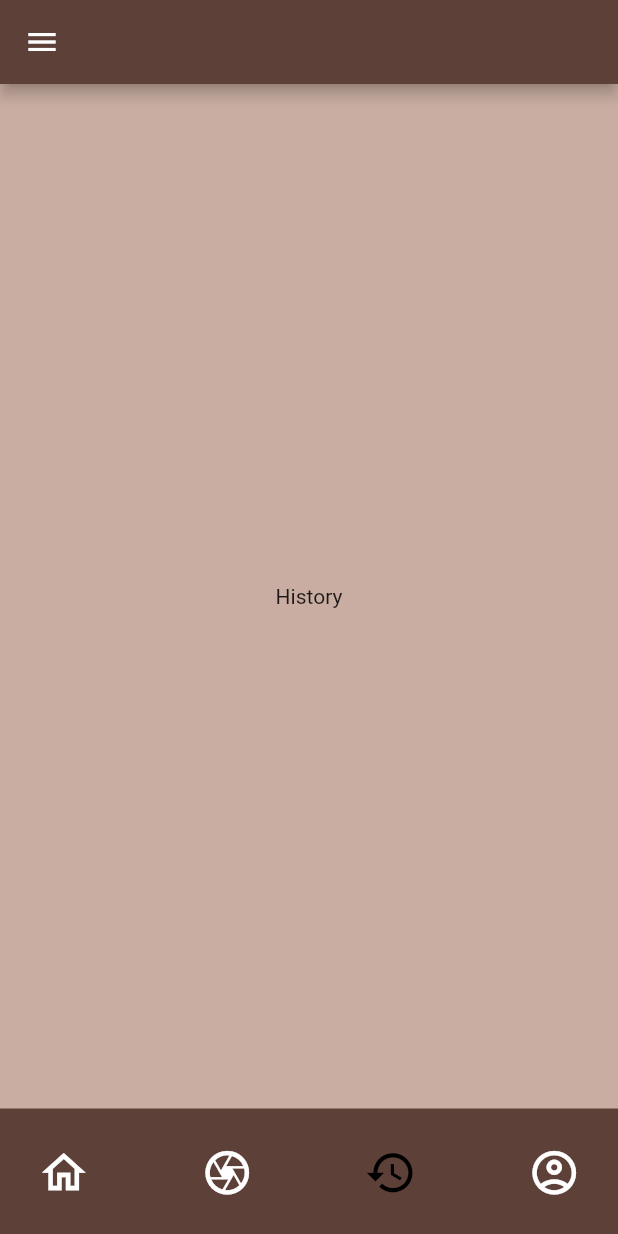
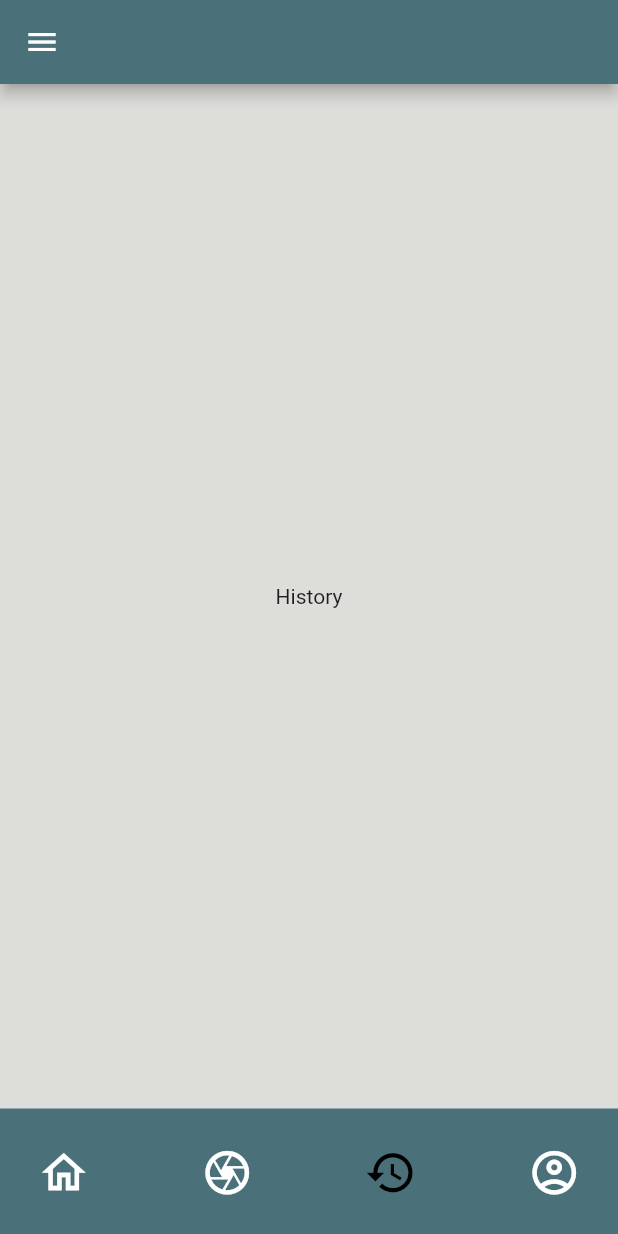
Before and after one commit to vikash18o19/soil-app-frontend, a Flutter app: the HomePage screen opened directly, item 3 of the bottom bar chosen, on a phone screen of 412 x 824 dp. Run offline on Flutter 3.47's test engine with Material 2 defaults, Android fonts, the phone set to English and light mode, and no system bars; drawn by our look-alikes of google_nav_bar; our stand-ins replace geolocator, google_maps_flutter, image_picker.

Commit message:
changed colours by adding color class

```diff
--- a/lib/pages/home_page.dart
+++ b/lib/pages/home_page.dart
@@ -1,16 +1,15 @@
+import 'package:flutter/foundation.dart';
 import 'package:flutter/material.dart';
 import 'package:google_nav_bar/google_nav_bar.dart';
+import 'package:soil_app/components/map.dart';
 import 'package:soil_app/pages/image_pick.dart';
 import 'package:soil_app/pages/login_page.dart';
+import 'package:soil_app/utils/Colors.dart';
 
 class HomePage extends StatefulWidget {
   HomePage({super.key});
   static List<Widget> _widgetOptions = <Widget>[
-    Image.asset(
-      'lib/images/loginscreen/TextLogo.png',
-      height: 250,
-      width: 250,
-    ),
+    Container(),
     ImgPicker(),
     Text(
       'History',
@@ -26,17 +25,34 @@ class HomePage extends StatefulWidget {
 
 class _HomePageState extends State<HomePage> {
   int _selectedIndex = 0;
+  DateTime? _lastPressedAt;
 
   @override
   Widget build(BuildContext context) {
-    return Scaffold(
-      backgroundColor: Color.fromARGB(255, 201, 173, 162),
+    return WillPopScope(
+      onWillPop: () async {
+        // Ask user if they want to close the app
+        final now = DateTime.now();
+        if (_lastPressedAt == null ||
+            now.difference(_lastPressedAt!) > const Duration(seconds: 1)) {
+          _lastPressedAt = now;
+          final snackBar =
+              SnackBar(content: const Text('Press back again to exit'));
+          ScaffoldMessenger.of(context).showSnackBar(snackBar);
+          return false;
+        } else {
+          // User has pressed back button twice within 1 second, exit app
+          return true;
+        }
+      },
+      child: Scaffold(
+        backgroundColor: AppColors.c1,
         appBar: AppBar(
-        backgroundColor: Colors.brown[700],
+          backgroundColor: AppColors.c5,
         ),
         drawer: Drawer(
           child: Container(
-          color: Colors.brown[800],
+            color: AppColors.c4,
             child: ListView(
               children: [
                 DrawerHeader(
@@ -46,7 +62,7 @@ class _HomePageState extends State<HomePage> {
                       style: TextStyle(
                           fontSize: 35,
                           fontWeight: FontWeight.bold,
-                        color: Colors.white),
+                          color: AppColors.c0),
                     ),
                   ),
                 ),
@@ -54,11 +70,11 @@ class _HomePageState extends State<HomePage> {
                   leading: Icon(
                     Icons.account_circle,
                     size: 35,
-                  color: Colors.white,
+                    color: AppColors.c0,
                   ),
                   title: Text(
                     'My Account',
-                  style: TextStyle(fontSize: 30, color: Colors.white),
+                    style: TextStyle(fontSize: 30, color: AppColors.c0),
                   ),
                   onTap: () => {},
                 ),
@@ -66,11 +82,11 @@ class _HomePageState extends State<HomePage> {
                   leading: Icon(
                     Icons.history_outlined,
                     size: 35,
-                  color: Colors.white,
+                    color: AppColors.c0,
                   ),
                   title: Text(
                     'My History',
-                  style: TextStyle(fontSize: 30, color: Colors.white),
+                    style: TextStyle(fontSize: 30, color: AppColors.c0),
                   ),
                   onTap: () => {},
                 ),
@@ -78,11 +94,11 @@ class _HomePageState extends State<HomePage> {
                   leading: Icon(
                     Icons.settings_applications_outlined,
                     size: 35,
-                  color: Colors.white,
+                    color: AppColors.c0,
                   ),
                   title: Text(
                     'Settings',
-                  style: TextStyle(fontSize: 30, color: Colors.white),
+                    style: TextStyle(fontSize: 30, color: AppColors.c0),
                   ),
                   onTap: () => {},
                 ),
@@ -90,11 +106,11 @@ class _HomePageState extends State<HomePage> {
                   leading: Icon(
                     Icons.logout_rounded,
                     size: 35,
-                  color: Colors.white,
+                    color: AppColors.c0,
                   ),
                   title: Text(
                     'Logout',
-                  style: TextStyle(fontSize: 30, color: Colors.white),
+                    style: TextStyle(fontSize: 30, color: AppColors.c0),
                   ),
                   onTap: () => {
                     Navigator.pushReplacement(
@@ -109,11 +125,11 @@ class _HomePageState extends State<HomePage> {
                   leading: Icon(
                     Icons.phone_outlined,
                     size: 35,
-                  color: Colors.white,
+                    color: AppColors.c0,
                   ),
                   title: Text(
                     'Contact Us',
-                  style: TextStyle(fontSize: 30, color: Colors.white),
+                    style: TextStyle(fontSize: 30, color: AppColors.c0),
                   ),
                   onTap: () => {},
                 ),
@@ -121,11 +137,11 @@ class _HomePageState extends State<HomePage> {
                   leading: Icon(
                     Icons.info_outline,
                     size: 35,
-                  color: Colors.white,
+                    color: AppColors.c0,
                   ),
                   title: Text(
                     'About Us',
-                  style: TextStyle(fontSize: 30, color: Colors.white),
+                    style: TextStyle(fontSize: 30, color: AppColors.c0),
                   ),
                   onTap: () => {},
                 ),
@@ -134,29 +150,29 @@ class _HomePageState extends State<HomePage> {
           ),
         ),
         bottomNavigationBar: GNav(
-        backgroundColor: (Colors.brown[700])!,
-        rippleColor: (Colors.brown[400])!,
-        hoverColor: (Colors.white70),
+          backgroundColor: (AppColors.c5)!,
+          rippleColor: (AppColors.c2)!,
+          hoverColor: (AppColors.c1),
           tabs: [
             GButton(
               icon: Icons.home_outlined,
               iconSize: 35,
-            iconColor: Colors.white,
+              iconColor: AppColors.c0,
             ),
             GButton(
               icon: Icons.camera_outlined,
               iconSize: 35,
-            iconColor: Colors.white,
+              iconColor: AppColors.c0,
             ),
             GButton(
               icon: Icons.history_outlined,
               iconSize: 35,
-            iconColor: Colors.white,
+              iconColor: AppColors.c0,
             ),
             GButton(
               icon: Icons.account_circle_outlined,
               iconSize: 35,
-            iconColor: Colors.white,
+              iconColor: AppColors.c0,
             ),
           ],
           selectedIndex: _selectedIndex,
@@ -169,6 +185,7 @@ class _HomePageState extends State<HomePage> {
         body: Center(
           child: HomePage._widgetOptions.elementAt(_selectedIndex),
         ),
+      ),
     );
   }
 }
--- a/lib/pages/image_pick.dart
+++ b/lib/pages/image_pick.dart
@@ -6,7 +6,7 @@ import 'dart:convert';
 import 'package:http/http.dart' as http;
 
 String url =
-    'https://24a5-2401-4900-1ca9-3807-91e2-2935-7fb0-e890.in.ngrok.io/predict';
+    'https://5665-2401-4900-3cb1-9261-418c-a5b3-3b0d-40aa.in.ngrok.io/predict';
 
 class ImgPicker extends StatefulWidget {
   const ImgPicker({Key? key}) : super(key: key);
--- a/lib/pages/splash_screen.dart
+++ b/lib/pages/splash_screen.dart
@@ -1,5 +1,6 @@
 import 'package:flutter/material.dart';
 import 'package:soil_app/pages/login_page.dart';
+import 'package:soil_app/utils/Colors.dart';
 
 class SplashScreen extends StatefulWidget {
   const SplashScreen({super.key});
@@ -20,7 +21,7 @@ class _SplashScreenState extends State<SplashScreen> {
 
   Widget build(BuildContext context) {
     return Scaffold(
-      backgroundColor: Color.fromARGB(255, 201, 173, 162),
+      backgroundColor: AppColors.c0,
       body: Center(
         child: Column(
           mainAxisAlignment: MainAxisAlignment.center,
--- /dev/null
+++ b/lib/utils/Colors.dart
@@ -0,0 +1,10 @@
+import 'package:flutter/material.dart';
+
+class AppColors {
+  static Color c0 = Color.fromRGBO(255, 255, 255, 1);
+  static Color c1 = Color.fromRGBO(221, 221, 218, 1);
+  static Color c2 = Color.fromRGBO(194, 200, 197, 1);
+  static Color c3 = Color.fromRGBO(148, 176, 183, 1);
+  static Color c4 = Color.fromRGBO(118, 151, 160, 1);
+  static Color c5 = Color.fromRGBO(74, 112, 122, 1);
+}
--- a/pubspec.yaml
+++ b/pubspec.yaml
@@ -40,6 +40,8 @@ dependencies:
   path_provider: ^2.0.12
   image_picker: ^0.8.6+1
   dio: ^5.0.1
+  google_maps_flutter: ^2.2.5
+  geolocator: ^9.0.2
 
 dev_dependencies:
   flutter_launcher_icons: "^0.9.2"
```
Also changed, not shown: lib/components/button.dart (+4 -3 lines), lib/components/map.dart (added, +96 -0 lines), lib/components/textfield.dart (+6 -5 lines), lib/pages/login_page.dart (+70 -13 lines), lib/utils/location.dart (added, +20 -0 lines), pubspec.lock, 4 other files. Lines whose indentation alone changed are shown as unchanged.
